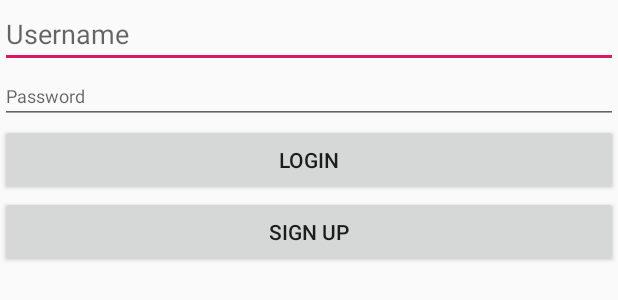
After one commit to Branch-Master/EventsterApp, an Android app: the layout activity_login.xml on its own in the app's theme, with its tools: preview values and no code run, on a phone screen of 412 x 824 dp. The commit adds this screen. Shown: the top 300 px of the screen. Run offline under Robolectric (Android 15) with nearby library versions, the phone set to English and light mode, and no system bars.

Commit message:
búinn að laga allt sem var að og bæta gg mikið við, gerð þú núna ehv Biggi

```diff
--- /dev/null
+++ b/app/src/main/res/layout/activity_login.xml
@@ -0,0 +1,37 @@
+<?xml version="1.0" encoding="utf-8"?>
+<LinearLayout xmlns:android="http://schemas.android.com/apk/res/android"
+    xmlns:tools="http://schemas.android.com/tools"
+    android:layout_width="match_parent"
+    android:layout_height="match_parent"
+    android:orientation="vertical">
+
+    <EditText
+        android:id="@+id/editText"
+        android:layout_width="match_parent"
+        android:layout_height="wrap_content"
+        android:ems="10"
+        android:hint="@string/username_hint"
+        android:inputType="textPersonName" />
+
+    <EditText
+        android:id="@+id/editText2"
+        android:layout_width="match_parent"
+        android:layout_height="wrap_content"
+        android:ems="10"
+        android:hint="@string/password_hint"
+        android:inputType="textPassword"
+        android:textAppearance="@style/TextAppearance.AppCompat.Caption" />
+
+    <Button
+        android:id="@+id/loginButton"
+        android:layout_width="match_parent"
+        android:layout_height="wrap_content"
+        android:text="@string/login_button" />
+
+    <Button
+        android:id="@+id/signUpButton"
+        android:layout_width="match_parent"
+        android:layout_height="wrap_content"
+        android:text="@string/signUp_button" />
+
+</LinearLayout>
--- a/app/src/main/res/layout/activity_search.xml
+++ b/app/src/main/res/layout/activity_search.xml
@@ -25,7 +25,7 @@
             android:layout_height="wrap_content"
             android:layout_alignParentLeft="true"
             android:layout_marginTop="20sp"
-            ></ExpandableListView>
+            />
     </LinearLayout>
 
     <com.google.android.material.bottomnavigation.BottomNavigationView
--- a/app/src/main/res/values/strings.xml
+++ b/app/src/main/res/values/strings.xml
@@ -17,6 +17,14 @@
     <string name="title_activity_create_new">CreateNewActivity</string>
     <string name="section_format">Hello World from section: %1$d</string>
     <string name="lorem_impsum">lorem ipsum</string>
+    <string name="username_hint">Username</string>
+    <string name="password_hint">Password</string>
+    <string name="login_button">login</string>
+    <string name="signUp_button">Sign Up</string>
+    <string name="events">Events</string>
+    <string name="groups">Groups</string>
+    <string name="users">Users</string>
+
 
     <!-- TODO: Remove or change this placeholder text -->
     <string name="hello_blank_fragment">Hello blank fragment</string>
```
Also changed, not shown: app/src/main/res/layout/activity_main.xml (+4 -4 lines), app/src/main/res/layout/activity_signup.xml (added, +37 -0 lines).
